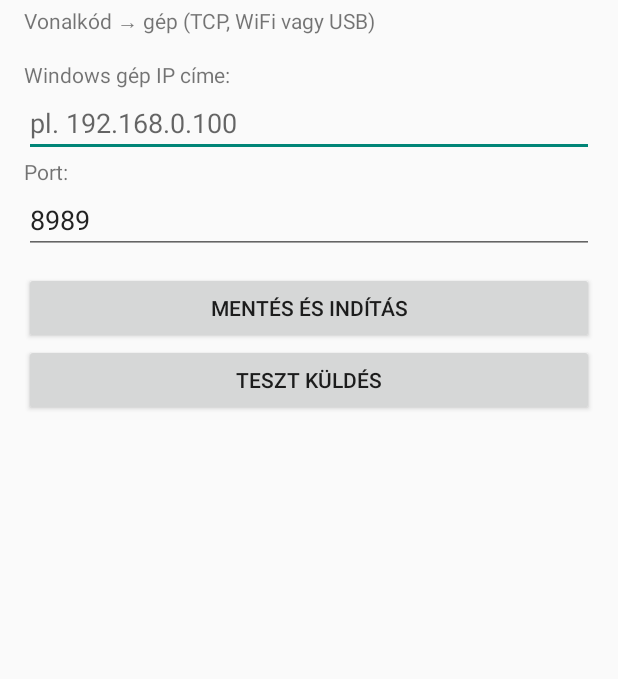
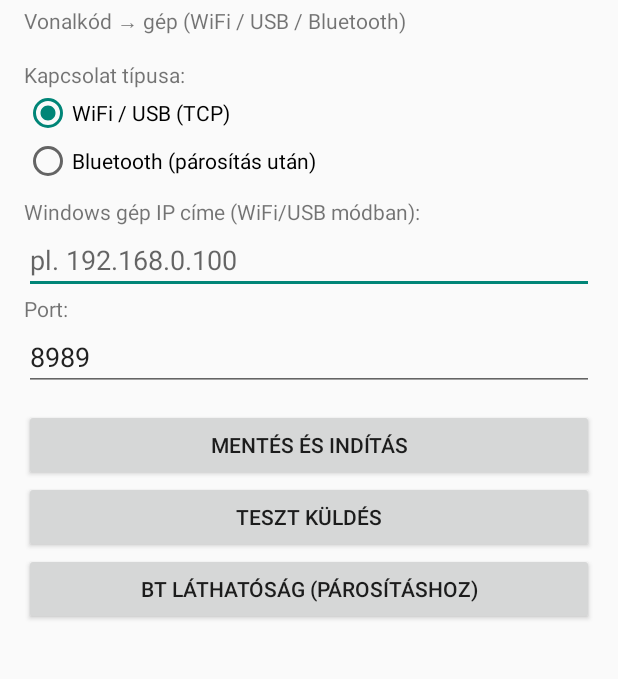
Before and after one commit to pitee33/sunmi-scanner-bridge, an Android app: the screen it shows after launch (MainActivity), on a phone screen of 412 x 824 dp, the part 68-747 px from its top. Run offline under Robolectric (Android 15) with nearby library versions, the phone set to English and light mode, and no system bars.

Commit message:
Add Bluetooth SPP transport (pairing once, no cable/WiFi needed)

```diff
--- a/app/src/main/AndroidManifest.xml
+++ b/app/src/main/AndroidManifest.xml
@@ -3,6 +3,8 @@
 
     <uses-permission android:name="android.permission.INTERNET" />
     <uses-permission android:name="android.permission.RECEIVE_BOOT_COMPLETED" />
+    <uses-permission android:name="android.permission.BLUETOOTH" />
+    <uses-permission android:name="android.permission.BLUETOOTH_ADMIN" />
 
     <application
         android:label="@string/app_name"
--- a/app/src/main/java/eu/pitedigital/sunmiscanner/MainActivity.java
+++ b/app/src/main/java/eu/pitedigital/sunmiscanner/MainActivity.java
@@ -1,12 +1,14 @@
 package eu.pitedigital.sunmiscanner;
 
 import android.app.Activity;
+import android.bluetooth.BluetoothAdapter;
 import android.content.Intent;
 import android.content.SharedPreferences;
 import android.os.Bundle;
 import android.view.View;
 import android.widget.Button;
 import android.widget.EditText;
+import android.widget.RadioButton;
 import android.widget.TextView;
 
 public class MainActivity extends Activity {
@@ -14,6 +16,7 @@ public class MainActivity extends Activity {
     private SharedPreferences prefs;
     private EditText hostEdit, portEdit;
     private TextView logView;
+    private RadioButton rbTcp, rbBt;
 
     @Override
     protected void onCreate(Bundle savedInstanceState) {
@@ -24,9 +27,16 @@ public class MainActivity extends Activity {
         hostEdit = (EditText) findViewById(R.id.host);
         portEdit = (EditText) findViewById(R.id.port);
         logView = (TextView) findViewById(R.id.log);
+        rbTcp = (RadioButton) findViewById(R.id.tcp);
+        rbBt = (RadioButton) findViewById(R.id.bt);
 
         hostEdit.setText(prefs.getString("host", ""));
         portEdit.setText(String.valueOf(prefs.getInt("port", 8989)));
+        if ("bt".equals(prefs.getString("transport", "tcp"))) {
+            rbBt.setChecked(true);
+        } else {
+            rbTcp.setChecked(true);
+        }
 
         Button start = (Button) findViewById(R.id.start);
         start.setOnClickListener(new View.OnClickListener() {
@@ -43,7 +53,24 @@ public class MainActivity extends Activity {
             @Override public void onClick(View v) {
                 save();
                 startService(new Intent(MainActivity.this, ScanService.class));
-                ScanSender.send(MainActivity.this, "TEST-123");
+                if (rbBt.isChecked()) {
+                    ScanBtServer.send("TEST-123");
+                } else {
+                    ScanSender.send(MainActivity.this, "TEST-123");
+                }
+            }
+        });
+
+        Button pair = (Button) findViewById(R.id.pair);
+        pair.setOnClickListener(new View.OnClickListener() {
+            @Override public void onClick(View v) {
+                try {
+                    Intent di = new Intent(BluetoothAdapter.ACTION_REQUEST_DISCOVERABLE);
+                    di.putExtra(BluetoothAdapter.EXTRA_DISCOVERABLE_DURATION, 300);
+                    startActivity(di);
+                } catch (Exception e) {
+                    ScanSender.logLine("BT hiba: " + e.getMessage());
+                }
             }
         });
 
@@ -62,6 +89,7 @@ public class MainActivity extends Activity {
         SharedPreferences.Editor e = prefs.edit();
         e.putString("host", hostEdit.getText().toString().trim());
         e.putInt("port", p);
+        e.putString("transport", rbBt.isChecked() ? "bt" : "tcp");
         e.apply();
         ScanService.reload(this);
     }
--- a/app/src/main/java/eu/pitedigital/sunmiscanner/ScanSender.java
+++ b/app/src/main/java/eu/pitedigital/sunmiscanner/ScanSender.java
@@ -17,6 +17,7 @@ public class ScanSender {
 
     public static volatile String host = "";
     public static volatile int port = 8989;
+    public static volatile String transport = "tcp";
 
     private static final ArrayDeque<String> lines = new ArrayDeque<String>();
     private static final SimpleDateFormat ts = new SimpleDateFormat("HH:mm:ss", Locale.US);
--- a/app/src/main/res/layout/activity_main.xml
+++ b/app/src/main/res/layout/activity_main.xml
@@ -20,13 +20,37 @@
             android:layout_width="wrap_content"
             android:layout_height="wrap_content"
             android:layout_marginTop="4dp"
-            android:text="Vonalkód → gép (TCP, WiFi vagy USB)" />
+            android:text="Vonalkód → gép (WiFi / USB / Bluetooth)" />
 
         <TextView
             android:layout_width="wrap_content"
             android:layout_height="wrap_content"
             android:layout_marginTop="16dp"
-            android:text="Windows gép IP címe:" />
+            android:text="Kapcsolat típusa:" />
+
+        <RadioGroup
+            android:layout_width="match_parent"
+            android:layout_height="wrap_content"
+            android:orientation="vertical">
+
+            <RadioButton
+                android:id="@+id/tcp"
+                android:layout_width="wrap_content"
+                android:layout_height="wrap_content"
+                android:text="WiFi / USB (TCP)" />
+
+            <RadioButton
+                android:id="@+id/bt"
+                android:layout_width="wrap_content"
+                android:layout_height="wrap_content"
+                android:text="Bluetooth (párosítás után)" />
+        </RadioGroup>
+
+        <TextView
+            android:layout_width="wrap_content"
+            android:layout_height="wrap_content"
+            android:layout_marginTop="8dp"
+            android:text="Windows gép IP címe (WiFi/USB módban):" />
 
         <EditText
             android:id="@+id/host"
@@ -59,6 +83,12 @@
             android:layout_height="wrap_content"
             android:text="Teszt küldés" />
 
+        <Button
+            android:id="@+id/pair"
+            android:layout_width="match_parent"
+            android:layout_height="wrap_content"
+            android:text="BT láthatóság (párosításhoz)" />
+
         <TextView
             android:id="@+id/log"
             android:layout_width="match_parent"
```
Also changed, not shown: app/src/main/java/eu/pitedigital/sunmiscanner/ScanBtServer.java (added, +96 -0 lines), app/src/main/java/eu/pitedigital/sunmiscanner/ScanService.java (+9 -1 lines), 2 other files.
